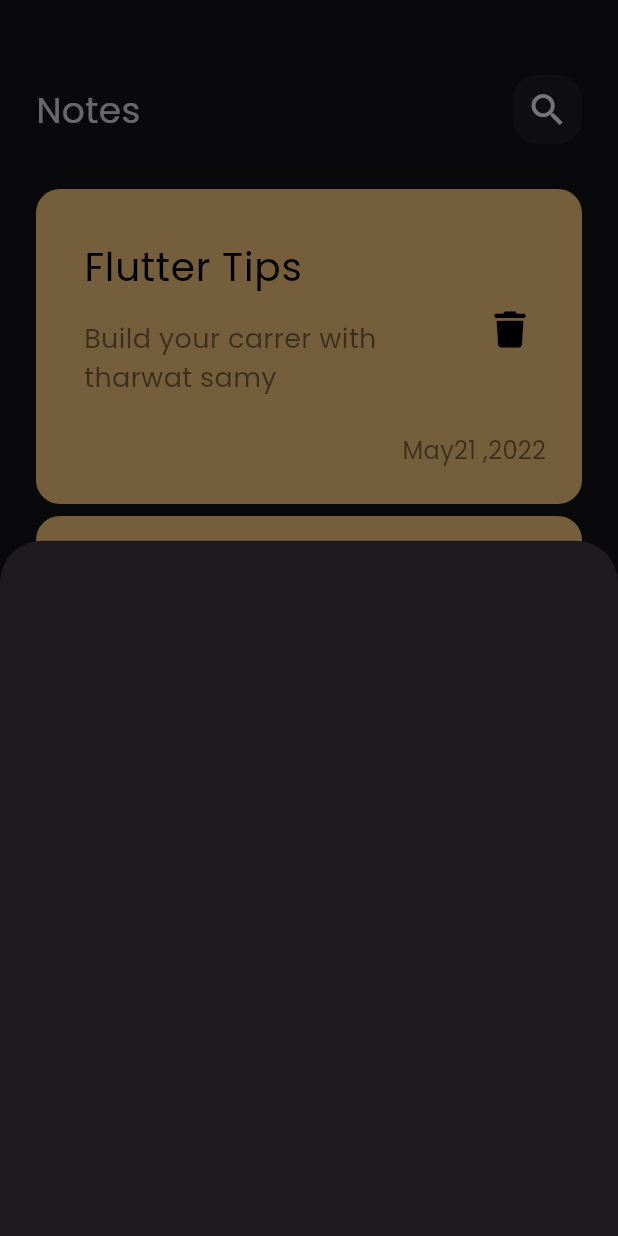
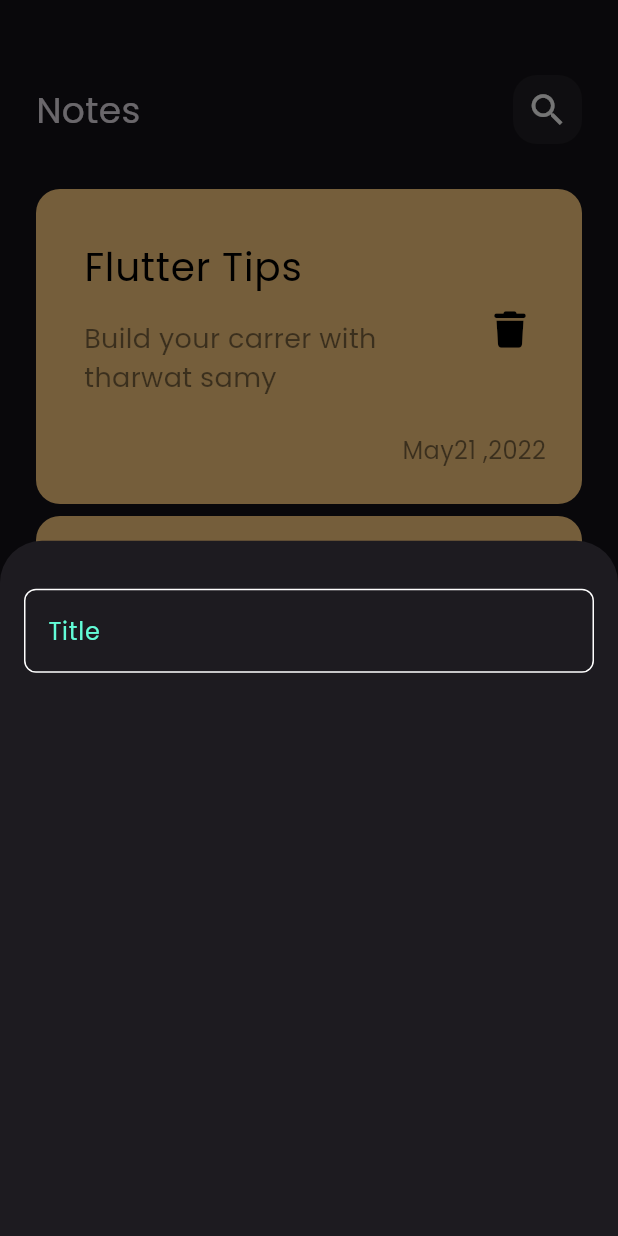
Before and after one commit to ahmed-ehab-m/NotesAsync, a Flutter app: the screen it shows after launch, after a tap on the "add" icon, on a phone screen of 412 x 824 dp. Run offline on Flutter 3.47's test engine with Material 3 defaults, Android fonts, the phone set to English and light mode, and no system bars; our stand-ins replace font_awesome_flutter.

Commit message:
create custom text field

```diff
--- /dev/null
+++ b/lib/constants.dart
@@ -0,0 +1,3 @@
+import 'package:flutter/material.dart';
+
+const kPrimaryColor = Color(0xff62FCD7);
--- a/lib/views/widgets/add_note_bottom_sheet.dart
+++ b/lib/views/widgets/add_note_bottom_sheet.dart
@@ -1,10 +1,21 @@
 import 'package:flutter/material.dart';
+import 'package:notes_app/views/widgets/custom_text_field.dart';
 
 class AddNoteBottomSheet extends StatelessWidget {
   const AddNoteBottomSheet({super.key});
 
   @override
   Widget build(BuildContext context) {
-    return Container();
+    return const Padding(
+      padding: EdgeInsets.symmetric(horizontal: 16),
+      child: Column(
+        children: [
+          SizedBox(
+            height: 32,
+          ),
+          CustomTextField(),
+        ],
+      ),
+    );
   }
 }
--- /dev/null
+++ b/lib/views/widgets/custom_text_field.dart
@@ -0,0 +1,31 @@
+import 'package:flutter/material.dart';
+import 'package:notes_app/constants.dart';
+
+class CustomTextField extends StatelessWidget {
+  const CustomTextField({super.key});
+
+  @override
+  Widget build(BuildContext context) {
+    return TextField(
+      cursorColor: kPrimaryColor,
+      decoration: InputDecoration(
+        hintText: 'Title',
+        hintStyle: const TextStyle(color: kPrimaryColor),
+        border: buildBorder(),
+        enabledBorder: buildBorder(),
+        focusedBorder: buildBorder(
+          kPrimaryColor,
+        ),
+      ),
+    );
+  }
+
+  OutlineInputBorder buildBorder([color]) {
+    return OutlineInputBorder(
+      borderRadius: BorderRadius.circular(8),
+      borderSide: BorderSide(
+        color: color ?? Colors.white,
+      ),
+    );
+  }
+}
```
